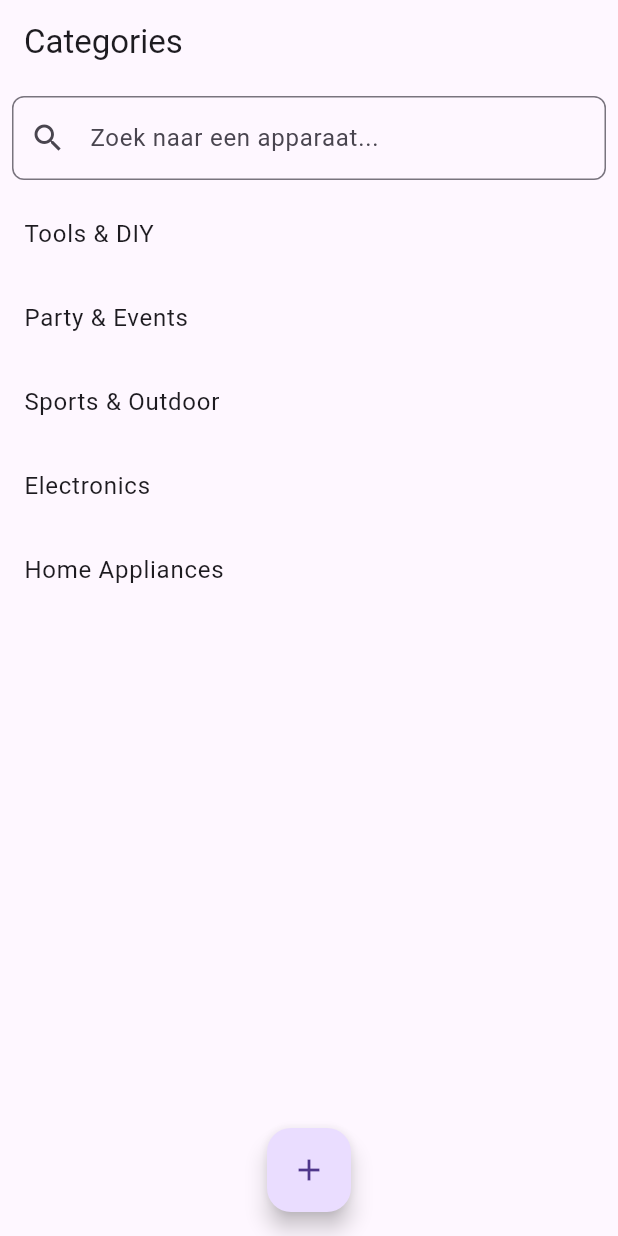
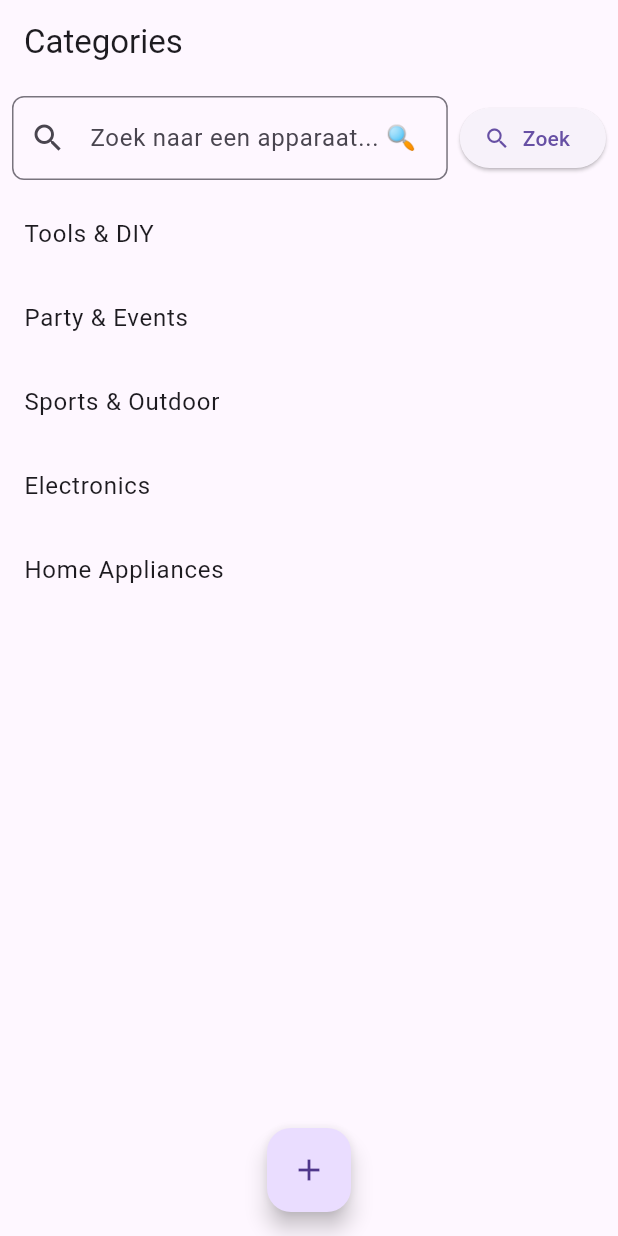
Before and after one commit to MansurSu/Neighborhood, a Flutter app: the OverviewScreen screen opened directly, on a phone screen of 412 x 824 dp. Run offline on Flutter 3.47's test engine with Material 3 defaults, Android fonts, the phone set to English and light mode, and no system bars; our stand-ins replace cloud_firestore, firebase_auth, firebase_core; accounts and stored records are empty.

Commit message:
buttons added

```diff
--- a/lib/screens/overview_screen.dart
+++ b/lib/screens/overview_screen.dart
@@ -33,15 +33,13 @@ class _OverviewScreenState extends State<OverviewScreen> {
       return;
     }
 
-    final result =
-        await FirebaseFirestore.instance
+    final result = await FirebaseFirestore.instance
         .collection('devices')
         .where('name', isGreaterThanOrEqualTo: query)
         .where('name', isLessThanOrEqualTo: '$query\uf8ff')
         .get();
 
-    final devices =
-        result.docs
+    final devices = result.docs
         .map((doc) => Device.fromMap(doc.data() as Map<String, dynamic>))
         .toList();
 
@@ -59,21 +57,43 @@ class _OverviewScreenState extends State<OverviewScreen> {
         children: [
           Padding(
             padding: const EdgeInsets.all(8.0),
+            child: Row(
+              children: [
+                Expanded(
                   child: TextField(
                     controller: _searchController,
                     decoration: InputDecoration(
-                hintText: 'Zoek naar een apparaat...',
+                      hintText: 'Zoek naar een apparaat... 🔍',
                       prefixIcon: const Icon(Icons.search),
+                      suffixIcon: _searchController.text.isNotEmpty
+                          ? IconButton(
+                              icon: const Icon(Icons.clear),
+                              onPressed: () {
+                                setState(() {
+                                  _searchController.clear();
+                                  _isSearching = false;
+                                  _searchResults = [];
+                                });
+                              },
+                            )
+                          : null,
                       border: OutlineInputBorder(
                         borderRadius: BorderRadius.circular(8),
                       ),
                     ),
-              onChanged: _searchDevices,
+                  ),
+                ),
+                const SizedBox(width: 8),
+                ElevatedButton.icon(
+                  onPressed: () => _searchDevices(_searchController.text),
+                  icon: const Icon(Icons.search),
+                  label: const Text("Zoek"),
+                )
+              ],
             ),
           ),
           Expanded(
-            child:
-                _isSearching
+            child: _isSearching
                 ? ListView.builder(
                     itemCount: _searchResults.length,
                     itemBuilder: (context, index) {
@@ -84,9 +104,7 @@ class _OverviewScreenState extends State<OverviewScreen> {
                           Navigator.push(
                             context,
                             MaterialPageRoute(
-                                builder:
-                                    (context) =>
-                                        DeviceDetailScreen(device: device),
+                              builder: (context) => DeviceDetailScreen(device: device),
                             ),
                           );
                         },
@@ -103,9 +121,7 @@ class _OverviewScreenState extends State<OverviewScreen> {
                           Navigator.push(
                             context,
                             MaterialPageRoute(
-                                builder:
-                                    (context) =>
-                                        ItemListScreen(categoryName: category),
+                              builder: (context) => ItemListScreen(categoryName: category),
                             ),
                           );
                         },
@@ -140,8 +156,7 @@ class ItemListScreen extends StatelessWidget {
     return Scaffold(
       appBar: AppBar(title: Text(categoryName)),
       body: StreamBuilder<QuerySnapshot>(
-        stream:
-            FirebaseFirestore.instance
+        stream: FirebaseFirestore.instance
             .collection('devices')
             .where('category', isEqualTo: categoryName)
             .snapshots(),
```
Lines whose indentation alone changed are shown as unchanged.
